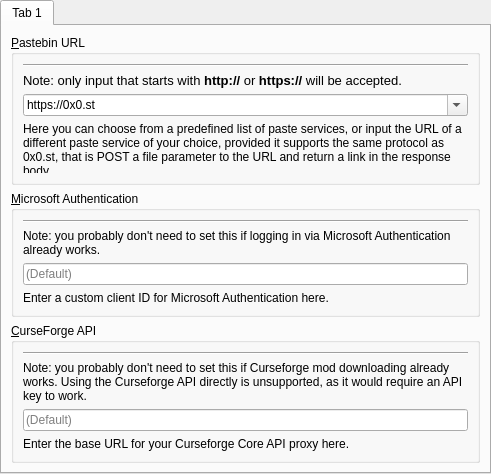
Qt form launcher/ui/pages/global/APIPage.ui (PolyMC/PolyMC) before a commit.
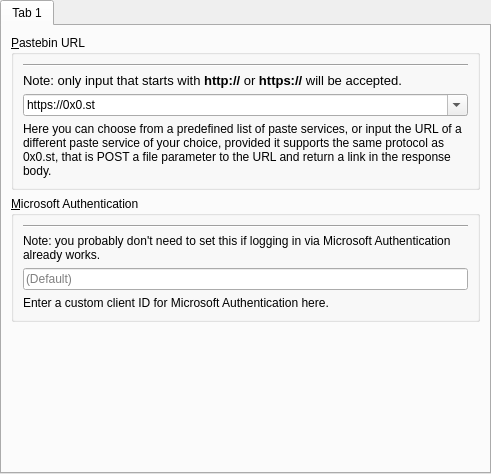
The same form after that commit.

Patch:
```diff
--- a/launcher/ui/pages/global/APIPage.ui
+++ b/launcher/ui/pages/global/APIPage.ui
@@ -147,58 +147,6 @@
          </layout>
         </widget>
        </item>
-      <item>
-        <widget class="QGroupBox" name="groupBox_cfproxy">
-         <property name="title">
-          <string>&amp;CurseForge API</string>
-         </property>
-         <layout class="QVBoxLayout" name="verticalLayout_41">
-          <item>
-           <widget class="Line" name="line_21">
-            <property name="orientation">
-             <enum>Qt::Horizontal</enum>
-            </property>
-           </widget>
-          </item>
-          <item>
-           <widget class="QLabel" name="label_31">
-            <property name="text">
-             <string>Note: you probably don't need to set this if Curseforge mod downloading already works. Using the Curseforge API directly is unsupported, as it would require an API key to work.</string>
-            </property>
-            <property name="textFormat">
-             <enum>Qt::RichText</enum>
-            </property>
-            <property name="wordWrap">
-             <bool>true</bool>
-            </property>
-           </widget>
-          </item>
-          <item>
-           <widget class="QLineEdit" name="cfProxyURL">
-            <property name="placeholderText">
-             <string>(Default)</string>
-            </property>
-           </widget>
-          </item>
-          <item>
-           <widget class="QLabel" name="label_4_1">
-            <property name="text">
-             <string>Enter the base URL for your Curseforge Core API proxy here.</string>
-            </property>
-            <property name="textFormat">
-             <enum>Qt::RichText</enum>
-            </property>
-            <property name="wordWrap">
-             <bool>true</bool>
-            </property>
-            <property name="openExternalLinks">
-             <bool>true</bool>
-            </property>
-           </widget>
-          </item>
-         </layout>
-        </widget>
-       </item>
        <item>
         <spacer name="verticalSpacer">
          <property name="orientation">
```
